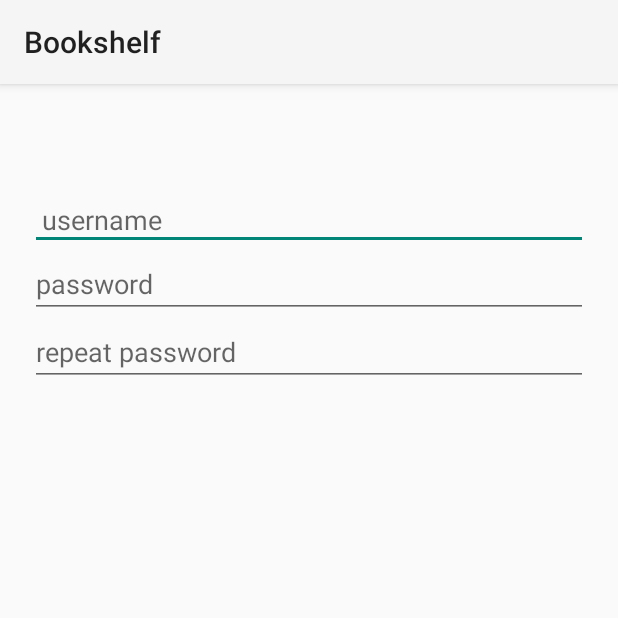
After one commit to Negarnbkhti42/mobile-programming-HW2, an Android app: the fragment SignupTab shown on its own in the app's theme, on a phone screen of 412 x 824 dp, the top half of it. The commit adds this screen. Run offline under Robolectric (Android 15) with nearby library versions, the phone set to English and light mode, and no system bars.

Commit message:
Create initial signup fragment

```diff
--- /dev/null
+++ b/app/src/main/java/com/example/bookshelf/SignupTab.java
@@ -0,0 +1,18 @@
+package com.example.bookshelf;
+
+import android.os.Bundle;
+
+import androidx.fragment.app.Fragment;
+
+import android.view.LayoutInflater;
+import android.view.View;
+import android.view.ViewGroup;
+public class SignupTab extends Fragment {
+
+    @Override
+    public View onCreateView(LayoutInflater inflater, ViewGroup container,
+                             Bundle savedInstanceState) {
+        // Inflate the layout for this fragment
+        return inflater.inflate(R.layout.fragment_signup_tab, container, false);
+    }
+}
--- /dev/null
+++ b/app/src/main/res/layout/fragment_signup_tab.xml
@@ -0,0 +1,46 @@
+<?xml version="1.0" encoding="utf-8"?>
+<LinearLayout xmlns:android="http://schemas.android.com/apk/res/android"
+    xmlns:tools="http://schemas.android.com/tools"
+    android:layout_width="match_parent"
+    android:layout_height="match_parent"
+    tools:context=".SignupTab">
+
+    <LinearLayout
+        android:layout_width="match_parent"
+        android:layout_height="wrap_content"
+        android:orientation="vertical"
+        android:layout_marginTop="20dp"
+        android:padding="20dp">
+
+
+        <EditText
+            android:id="@+id/signupUsername"
+            android:layout_width="match_parent"
+            android:layout_height="wrap_content"
+            android:layout_gravity="center"
+            android:ems="10"
+            android:inputType="textPersonName"
+            android:layout_marginTop="30dp"
+            android:padding="8dp"
+            android:hint="username" />
+
+        <EditText
+            android:id="@+id/signupPassword"
+            android:layout_width="match_parent"
+            android:layout_height="wrap_content"
+            android:layout_gravity="center"
+            android:ems="10"
+            android:inputType="textPassword"
+            android:hint="password"/>
+
+        <EditText
+            android:id="@+id/signup_passwordRepeat"
+            android:layout_width="match_parent"
+            android:layout_height="wrap_content"
+            android:layout_gravity="center"
+            android:ems="10"
+            android:inputType="textPassword"
+            android:hint="repeat password"/>
+    </LinearLayout>
+
+</LinearLayout>
--- a/app/src/main/res/values/strings.xml
+++ b/app/src/main/res/values/strings.xml
@@ -1,3 +1,5 @@
 <resources>
     <string name="app_name">Bookshelf</string>
+    <!-- TODO: Remove or change this placeholder text -->
+    <string name="hello_blank_fragment">Hello blank fragment</string>
 </resources>
```
Also changed, not shown: app/src/main/res/layout/activity_main.xml (+17 -5 lines).
